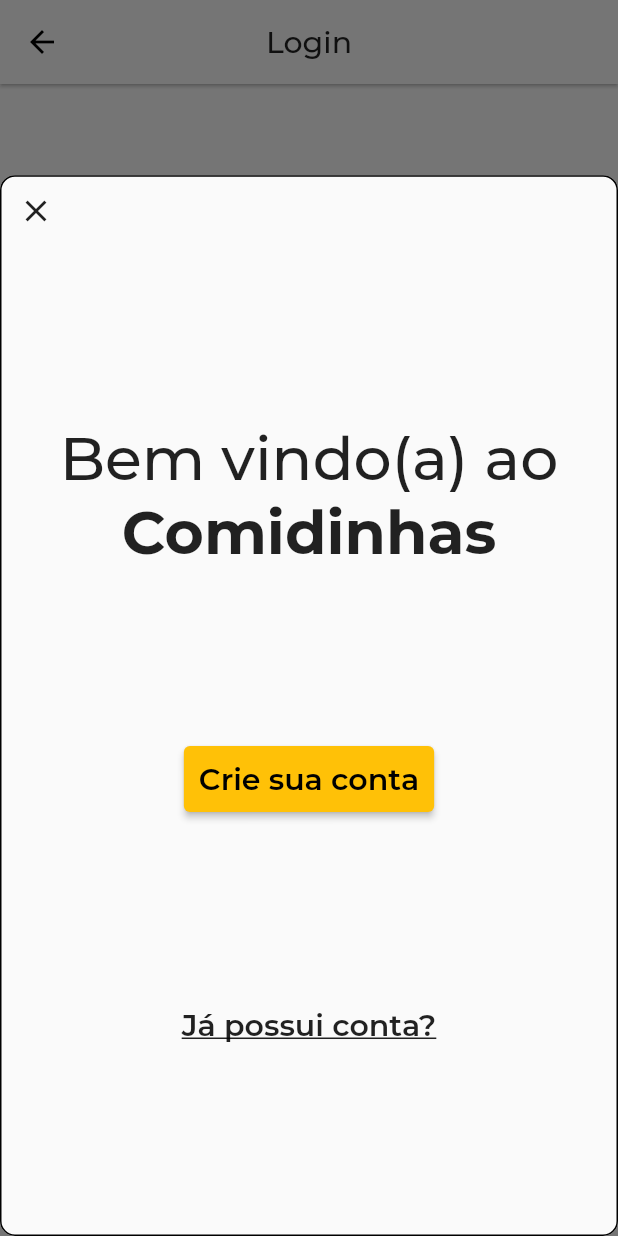
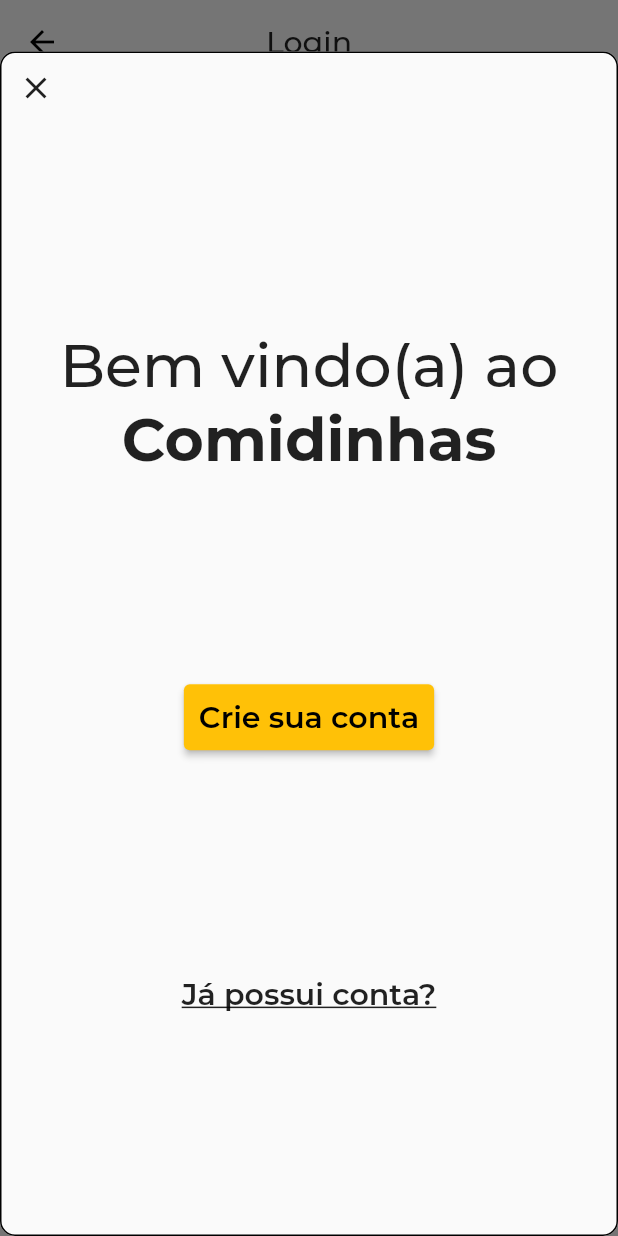
Before and after one commit to VictorOhashi/comidinhas, a Flutter app: the ProfileView screen opened by its route, after a tap on "Criar", on a phone screen of 412 x 824 dp. Run offline on Flutter 3.47's test engine with Material 2 defaults, Android fonts, the phone set to English and light mode, and no system bars; our stand-ins replace cloud_firestore, firebase_core, freezed_annotation, logger, stacked, stacked_services; missing offline and left inert: stacked_firebase_auth; accounts and stored records are empty.

Commit message:
feat: Login bottom sheet

```diff
--- a/lib/views/profile_view/widgets/login_bottom_sheet.dart
+++ b/lib/views/profile_view/widgets/login_bottom_sheet.dart
@@ -21,7 +21,7 @@
           ],
         ),
         Container(
-          height: MediaQuery.of(context).size.height * 0.8,
+          height: MediaQuery.of(context).size.height * 0.90,
           child: Column(
             mainAxisAlignment: MainAxisAlignment.spaceEvenly,
             children: [
```
